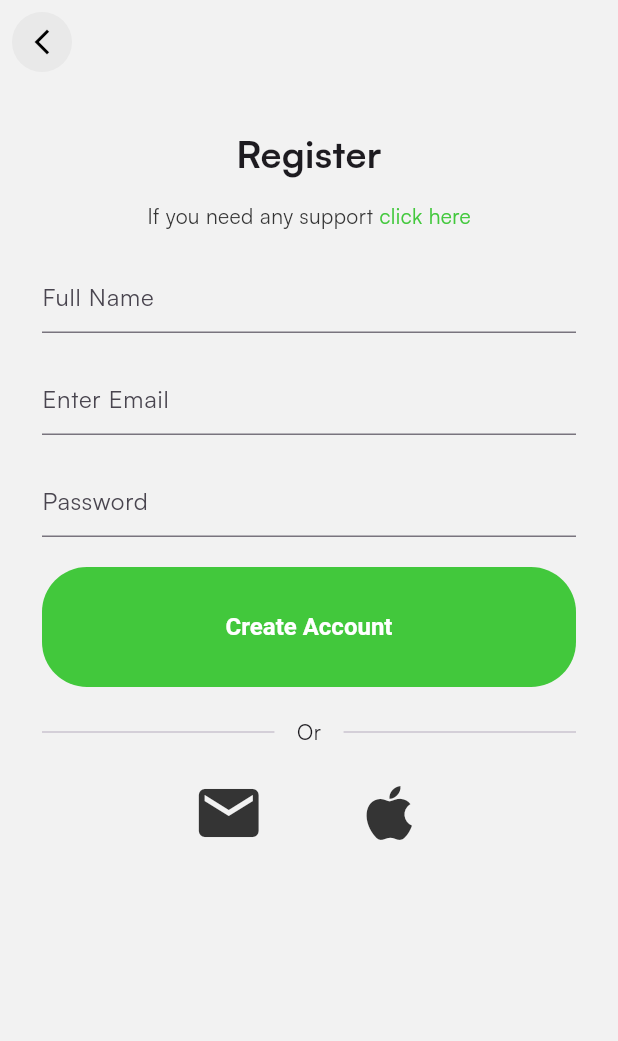
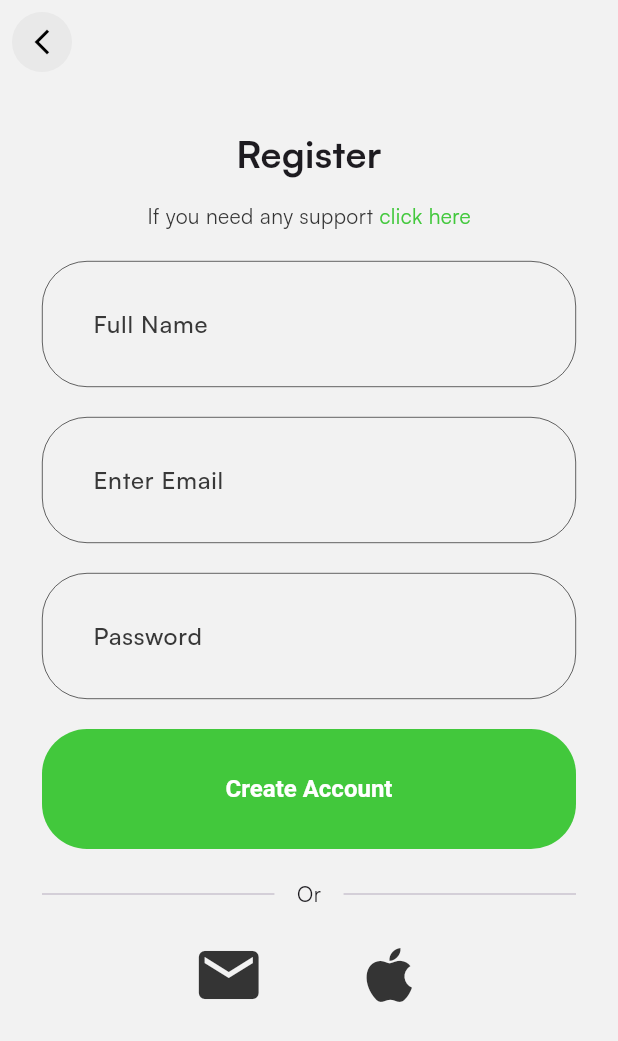
Before and after one commit to mohammedf99/Spotify_clone, a Flutter app: the SignUpPage screen opened directly, on a phone screen of 412 x 824 dp. Shown: the top 1041 px of the screen. Run offline on Flutter 3.47's test engine with Material 3 defaults, Android fonts, the phone set to English and light mode, and no system bars; our stand-ins replace bloc, flutter_bloc, flutter_svg, hydrated_bloc.

Commit message:
feat(Theme): add inputDecorationTheme to textFields

```diff
--- a/lib/core/configs/theme/app_theme.dart
+++ b/lib/core/configs/theme/app_theme.dart
@@ -7,6 +7,29 @@ class AppTheme {
     scaffoldBackgroundColor: AppColors.lightBackground,
     brightness: Brightness.light,
     fontFamily: 'Satoshi',
+    inputDecorationTheme: InputDecorationTheme(
+      filled: true,
+      fillColor: Colors.transparent,
+      contentPadding: const EdgeInsets.all(30),
+      hintStyle: const TextStyle(
+        color: Color(0xff383838),
+        fontWeight: FontWeight.w500,
+      ),
+      border: OutlineInputBorder(
+        borderRadius: BorderRadius.circular(30),
+        borderSide: const BorderSide(
+          color: Colors.white,
+          width: 0.4,
+        ),
+      ),
+      enabledBorder: OutlineInputBorder(
+        borderRadius: BorderRadius.circular(30),
+        borderSide: const BorderSide(
+          color: Colors.black,
+          width: 0.4,
+        ),
+      ),
+    ),
     elevatedButtonTheme: ElevatedButtonThemeData(
       style: ElevatedButton.styleFrom(
         backgroundColor: AppColors.primary,
@@ -27,6 +50,29 @@ class AppTheme {
     scaffoldBackgroundColor: AppColors.darkBackground,
     brightness: Brightness.dark,
     fontFamily: 'Satoshi',
+    inputDecorationTheme: InputDecorationTheme(
+      filled: true,
+      fillColor: Colors.transparent,
+      hintStyle: const TextStyle(
+        color: Color(0xffA7A7A7),
+        fontWeight: FontWeight.w500,
+      ),
+      contentPadding: const EdgeInsets.all(30),
+      border: OutlineInputBorder(
+        borderRadius: BorderRadius.circular(30),
+        borderSide: const BorderSide(
+          color: Colors.white,
+          width: 0.4,
+        ),
+      ),
+      enabledBorder: OutlineInputBorder(
+        borderRadius: BorderRadius.circular(30),
+        borderSide: const BorderSide(
+          color: Colors.white,
+          width: 0.4,
+        ),
+      ),
+    ),
     elevatedButtonTheme: ElevatedButtonThemeData(
       style: ElevatedButton.styleFrom(
         backgroundColor: AppColors.primary,
```
